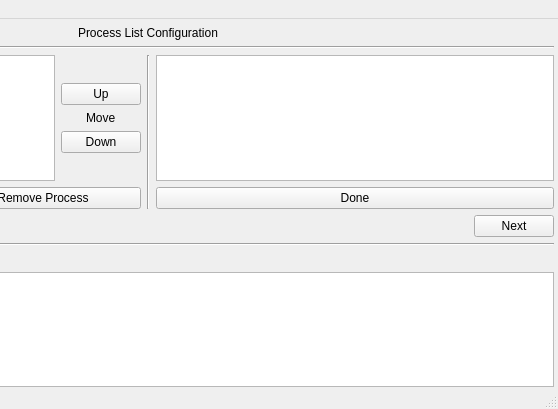
syncope/adapt, file gui/concept_zero-config.ui: the form before one commit; both pictures show x 257 to 815 and y 0 to 409 of the 815 by 409 pixel window.
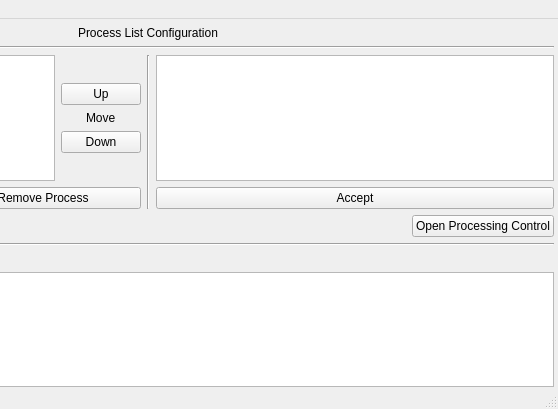
The form after the commit.

Commit message: several new design ideas. still don't know how to do a proper, simple and straightforward connection

Diff of the .ui file:
```diff
--- a/gui/concept_zero-config.ui
+++ b/gui/concept_zero-config.ui
@@ -135,7 +135,7 @@
          <item>
           <widget class="QPushButton" name="acceptConfigButton">
            <property name="text">
-            <string>Done</string>
+            <string>Accept</string>
            </property>
           </widget>
          </item>
@@ -161,7 +161,7 @@
        <item>
         <widget class="QPushButton" name="nextButton">
          <property name="text">
-          <string>Next</string>
+          <string>Open Processing Control</string>
          </property>
         </widget>
        </item>
```
Left out of the diff: 10 changed lines with no effect on the pictures. The commit also changes 4 other files.
